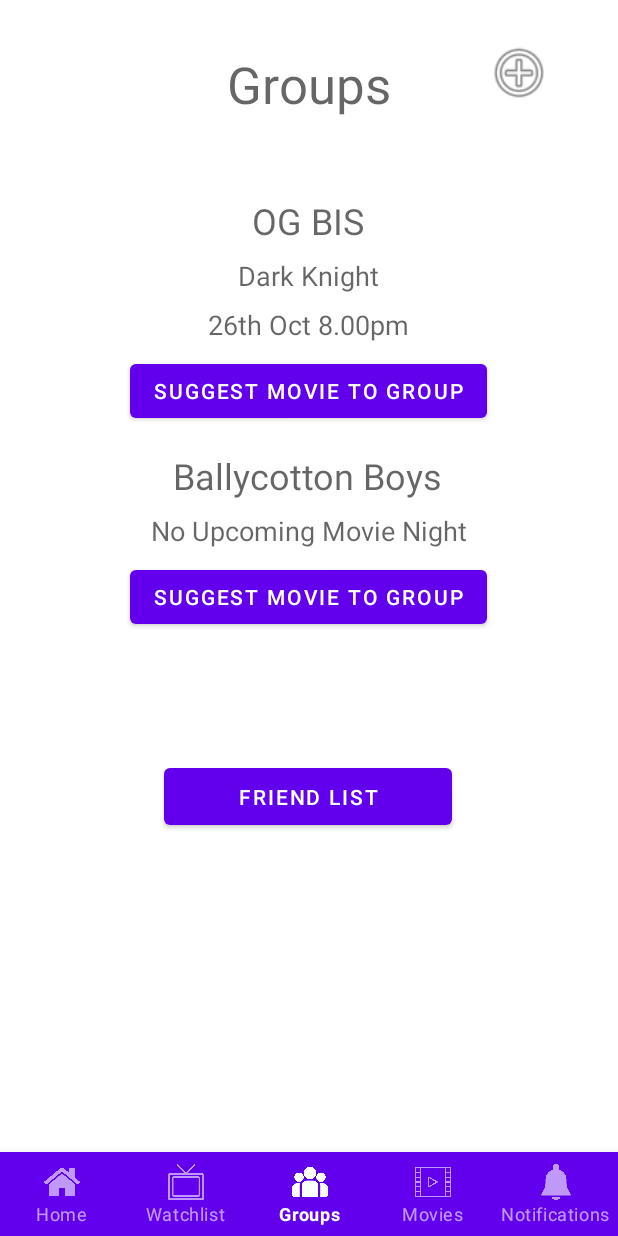
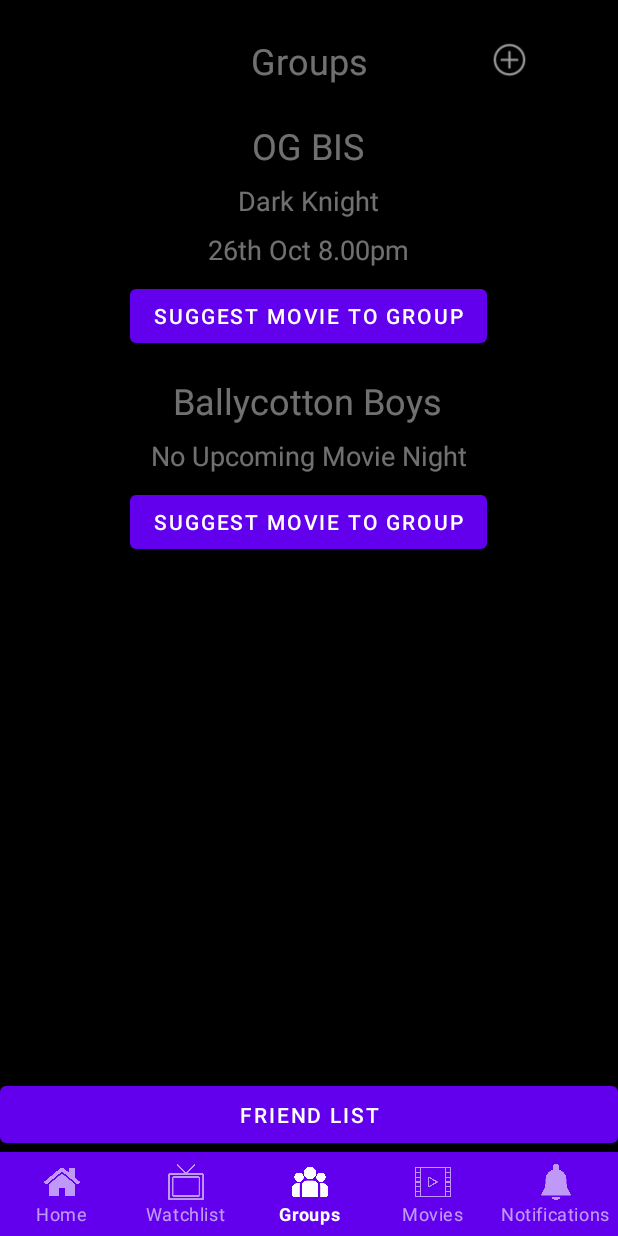
Before and after one commit to deano546/MovieBuddy, an Android app: the GroupActivity screen opened directly, with no data from a screen before it, on a phone screen of 412 x 824 dp. Run offline under Robolectric (Android 15) with nearby library versions, the phone set to English and light mode, and no system bars.

Commit message:
Updated the rest of the activities to match the style of MainActivity

```diff
--- a/app/src/main/res/layout/activity_group.xml
+++ b/app/src/main/res/layout/activity_group.xml
@@ -4,16 +4,16 @@
     xmlns:tools="http://schemas.android.com/tools"
     android:layout_width="match_parent"
     android:layout_height="match_parent"
+    android:background="@android:color/background_dark"
     tools:context=".Activities.GroupActivity">
 
     <TextView
         android:id="@+id/tvGroupName"
         android:layout_width="wrap_content"
         android:layout_height="wrap_content"
-        android:layout_marginTop="52dp"
+        android:layout_marginTop="24dp"
         android:text="OG BIS"
-
-
+        android:textColor="#70FFFFFF"
         android:textAppearance="@style/TextAppearance.AppCompat.Medium"
         android:textSize="24sp"
         app:layout_constraintEnd_toEndOf="parent"
@@ -25,8 +25,7 @@
         android:id="@+id/tvGroupName5"
         android:layout_width="wrap_content"
         android:layout_height="wrap_content"
-
-
+        android:textColor="#70FFFFFF"
         android:layout_marginTop="8dp"
         android:text="No Upcoming Movie Night"
         android:textAppearance="@style/TextAppearance.AppCompat.Medium"
@@ -58,22 +57,20 @@
 
     <Button
         android:id="@+id/button2"
-        android:layout_width="192dp"
+        android:layout_width="0dp"
         android:layout_height="50dp"
-        android:layout_marginTop="84dp"
         android:text="Friend List"
+        app:layout_constraintBottom_toTopOf="@+id/bottom_navigation"
         app:layout_constraintEnd_toEndOf="parent"
         app:layout_constraintHorizontal_bias="0.497"
-        app:layout_constraintStart_toStartOf="parent"
-        app:layout_constraintTop_toBottomOf="@+id/button" />
+        app:layout_constraintStart_toStartOf="parent" />
 
     <TextView
         android:id="@+id/tvGroupName2"
         android:layout_width="wrap_content"
         android:layout_height="wrap_content"
         android:layout_marginTop="8dp"
-
-
+        android:textColor="#70FFFFFF"
         android:text="Dark Knight"
         android:textAppearance="@style/TextAppearance.AppCompat.Medium"
         app:layout_constraintEnd_toEndOf="parent"
@@ -85,8 +82,7 @@
         android:id="@+id/tvGroupName3"
         android:layout_width="wrap_content"
         android:layout_height="wrap_content"
-
-
+        android:textColor="#70FFFFFF"
         android:layout_marginTop="8dp"
         android:text="26th Oct 8.00pm"
         android:textAppearance="@style/TextAppearance.AppCompat.Medium"
@@ -99,16 +95,15 @@
         android:id="@+id/tvGroupName4"
         android:layout_width="wrap_content"
         android:layout_height="wrap_content"
-        android:layout_marginTop="72dp"
-
-
+        android:textColor="#70FFFFFF"
+        android:layout_marginTop="16dp"
         android:text="Ballycotton Boys"
         android:textAppearance="@style/TextAppearance.AppCompat.Medium"
         android:textSize="24sp"
         app:layout_constraintEnd_toEndOf="parent"
         app:layout_constraintHorizontal_bias="0.497"
         app:layout_constraintStart_toStartOf="parent"
-        app:layout_constraintTop_toBottomOf="@+id/tvGroupName3" />
+        app:layout_constraintTop_toBottomOf="@+id/button3" />
 
     <com.google.android.material.bottomnavigation.BottomNavigationView
         android:id="@+id/bottom_navigation"
@@ -121,29 +116,30 @@
         app:layout_constraintEnd_toEndOf="parent"
         app:layout_constraintHorizontal_bias="0.0"
         app:layout_constraintStart_toStartOf="parent"
+
         app:menu="@menu/bottom_navigation_menu" />
 
     <TextView
         android:id="@+id/textView4"
         android:layout_width="wrap_content"
         android:layout_height="wrap_content"
+        android:layout_marginTop="24dp"
         android:text="Groups"
         android:textAppearance="@style/TextAppearance.AppCompat.Display1"
-        app:layout_constraintBottom_toTopOf="@+id/bottom_navigation"
+        android:textSize="24sp"
+        android:textColor="#70FFFFFF"
         app:layout_constraintEnd_toEndOf="parent"
         app:layout_constraintStart_toStartOf="parent"
-        app:layout_constraintTop_toTopOf="parent"
-        app:layout_constraintVertical_bias="0.046" />
+        app:layout_constraintTop_toTopOf="parent" />
 
     <ImageView
         android:id="@+id/imgAddGroup"
-        android:layout_width="44dp"
-        android:layout_height="46dp"
-        android:layout_marginTop="25dp"
+        android:layout_width="38dp"
+        android:layout_height="31dp"
         app:layout_constraintEnd_toEndOf="parent"
         app:layout_constraintHorizontal_bias="0.588"
         app:layout_constraintStart_toEndOf="@+id/textView4"
-        app:layout_constraintTop_toTopOf="parent"
+        app:layout_constraintTop_toTopOf="@+id/textView4"
         app:srcCompat="@android:drawable/ic_menu_add" />
 
 </androidx.constraintlayout.widget.ConstraintLayout>
--- a/app/src/main/res/layout/activity_notify.xml
+++ b/app/src/main/res/layout/activity_notify.xml
@@ -4,6 +4,7 @@
     xmlns:tools="http://schemas.android.com/tools"
     android:layout_width="match_parent"
     android:layout_height="match_parent"
+    android:background="@android:color/background_dark"
     tools:context=".Activities.NotifyActivity">
 
     <com.google.android.material.bottomnavigation.BottomNavigationView
@@ -24,6 +25,7 @@
         android:layout_width="wrap_content"
         android:layout_height="wrap_content"
         android:text="No New Notifications"
+        android:textColor="#70FFFFFF"
         android:textAppearance="@style/TextAppearance.AppCompat.Display1"
         app:layout_constraintBottom_toTopOf="@+id/bottom_navigation"
         app:layout_constraintEnd_toEndOf="parent"
--- a/app/src/main/res/layout/row.xml
+++ b/app/src/main/res/layout/row.xml
@@ -19,6 +19,7 @@
         android:id="@+id/rowTextView"
         android:layout_gravity="center"
         android:layout_width="wrap_content"
+        android:textColor="#70FFFFFF"
         android:layout_height="wrap_content" />
 
 </LinearLayout>
```
Also changed, not shown: app/src/main/res/drawable/divider.xml (added, +7 -0 lines), app/src/main/res/layout/activity_main.xml (+16 -3 lines), app/src/main/res/layout/activity_movie.xml (+18 -7 lines), app/src/main/res/layout/activity_watch_list.xml (+8 -4 lines).
